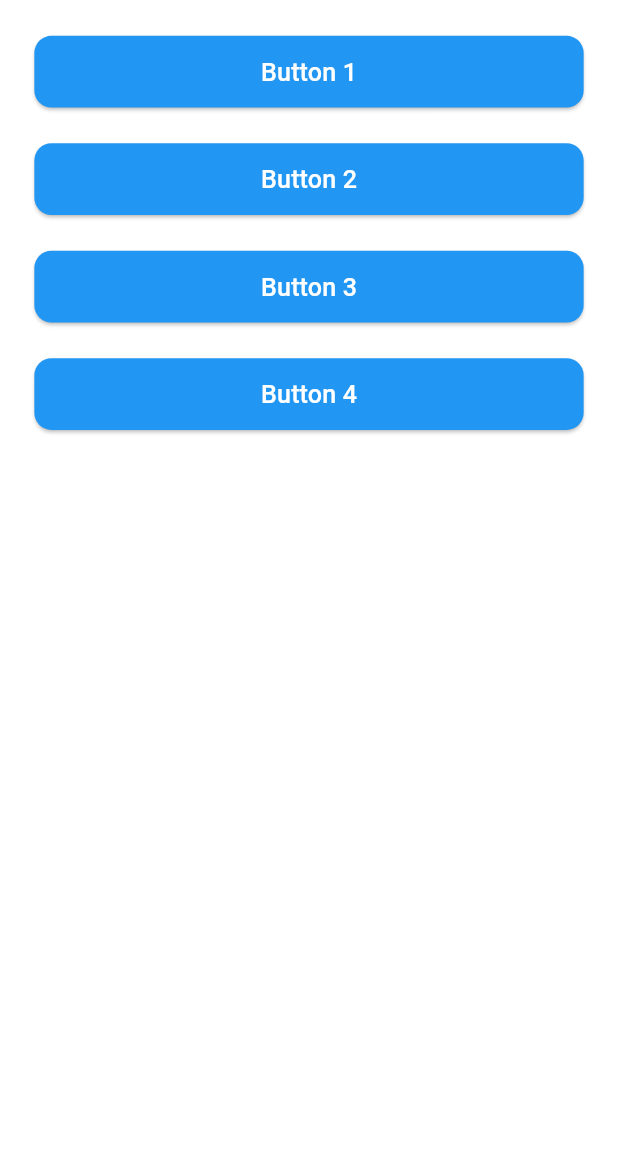
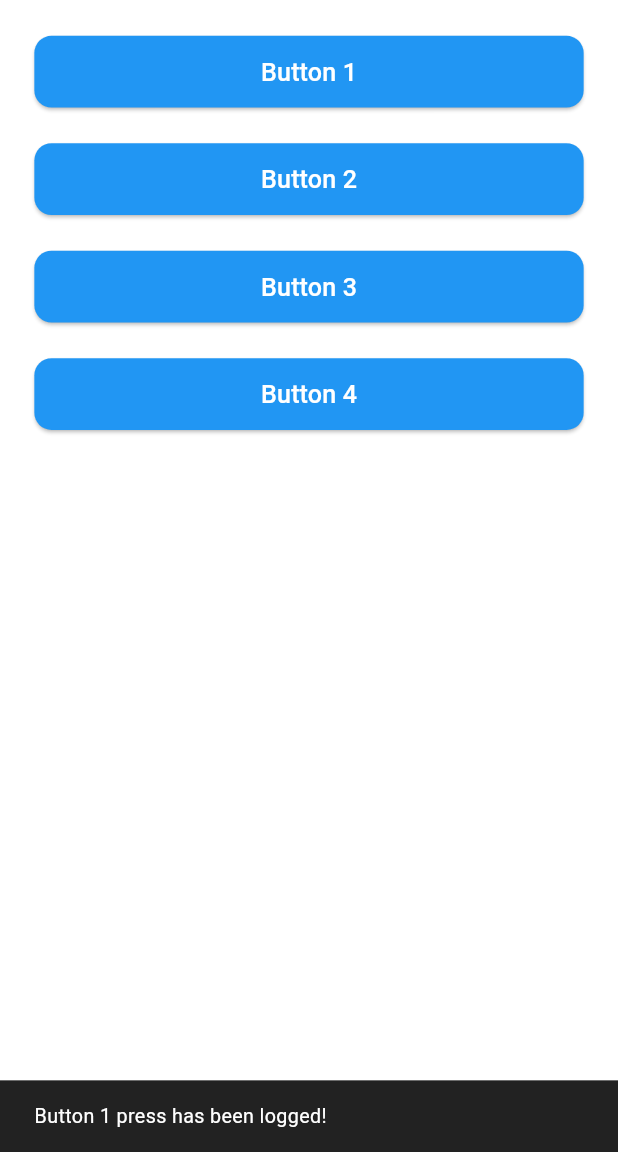
Before and after one commit to TestFluttterOrg/LoggingApp, a Flutter app: the screen it shows after launch, after a tap on an icon or button, on a phone screen of 412 x 824 dp, the part 84-1236 px from its top. Run offline on Flutter 3.47's test engine with Material 3 defaults, Android fonts, the phone set to English and light mode, and no system bars; our stand-ins replace equatable, flutter_bloc, flutter_screenutil, freezed_annotation, get_it, go_router and 1 more; accounts and stored records are empty; generated files the repository leaves out were written again.

Commit message:
Created a prompt upon saving a data.

```diff
--- a/lib/feature/presentation/log_history/log_history_screen.dart
+++ b/lib/feature/presentation/log_history/log_history_screen.dart
@@ -5,7 +5,6 @@ import 'package:intl/intl.dart';
 import 'package:logging_app/core/constants/app_constants.dart';
 import 'package:logging_app/core/di/dependency_injection.dart' as di;
 import 'package:logging_app/feature/domain/model/log_model.dart';
-import 'package:logging_app/feature/presentation/components/app_button.dart';
 import 'package:logging_app/feature/presentation/components/app_scaffold.dart';
 import 'package:logging_app/feature/presentation/log_history/bloc/log_history_bloc.dart';
 import 'package:logging_app/feature/presentation/log_history/bloc/log_history_state.dart';
--- a/lib/feature/presentation/main/bloc/main_bloc.dart
+++ b/lib/feature/presentation/main/bloc/main_bloc.dart
@@ -1,3 +1,5 @@
+import 'dart:async';
+
 import 'package:flutter_bloc/flutter_bloc.dart';
 import 'package:logging_app/feature/domain/model/log_model.dart';
 import 'package:logging_app/feature/domain/repository/app_repository.dart';
@@ -9,6 +11,8 @@ class MainBloc extends Cubit<MainState> {
   MainBloc({
     required this.appRepository,
   }) : super(MainInitialState());
+
+  Timer? _timer;
 
   void initialize() async {
     if (state is MainInitialState) {
@@ -26,6 +30,29 @@ class MainBloc extends Cubit<MainState> {
       message: "$buttonId pressed",
       createdAt: DateTime.now(),
     );
-    await appRepository.saveLog(data);
+    final result = await appRepository.saveLog(data);
+    final message = result.isSuccess
+        ? "${data.name} press has been logged!"
+        : "${data.name} press logging failed";
+    _startMessageTimer(message, 2);
+  }
+
+  void _startMessageTimer(String message, int duration) {
+    if (state is MainLoadedState) {
+      emit((state as MainLoadedState).copyWith(message: message));
+    }
+    _timer?.cancel();
+    _timer = Timer.periodic(
+      const Duration(seconds: 1),
+      (timer) {
+        final int currentDuration = duration - timer.tick;
+        if (currentDuration <= 0) {
+          if (state is MainLoadedState) {
+            emit((state as MainLoadedState).copyWith(message: ""));
+          }
+          _timer?.cancel();
+        }
+      },
+    );
   }
 }
--- a/lib/feature/presentation/main/bloc/main_state.dart
+++ b/lib/feature/presentation/main/bloc/main_state.dart
@@ -15,13 +15,25 @@ class MainLoadingState extends MainState {
 
 class MainLoadedState extends MainState {
   final List<ButtonModel> buttonList;
+  final String message;
 
   MainLoadedState({
-    required this.buttonList,
+    this.buttonList = const [],
+    this.message = "",
   });
+
+  MainLoadedState copyWith({
+    List<ButtonModel>? buttonList,
+    String? message,
+  }) =>
+      MainLoadedState(
+        buttonList: buttonList ?? this.buttonList,
+        message: message ?? this.message,
+      );
 
   @override
   List<Object?> get props => [
         buttonList,
+        message,
       ];
 }
--- a/lib/feature/presentation/main/main_screen.dart
+++ b/lib/feature/presentation/main/main_screen.dart
@@ -3,7 +3,6 @@ import 'package:flutter_bloc/flutter_bloc.dart';
 import 'package:flutter_screenutil/flutter_screenutil.dart';
 import 'package:go_router/go_router.dart';
 import 'package:logging_app/core/routes/app_routes.dart';
-import 'package:logging_app/feature/domain/model/button_model.dart';
 import 'package:logging_app/feature/presentation/components/app_button.dart';
 import 'package:logging_app/feature/presentation/components/app_scaffold.dart';
 import 'package:logging_app/feature/presentation/main/bloc/main_bloc.dart';
@@ -31,21 +30,15 @@ class MainScreen extends StatelessWidget {
           ),
         ],
       ),
-      body: Container(
-        padding: EdgeInsets.symmetric(
-          vertical: 20.h,
-          horizontal: 20.w,
-        ),
-        child: BlocBuilder<MainBloc, MainState>(
+      body: BlocBuilder<MainBloc, MainState>(
         builder: (context, state) {
           if (state is MainLoadingState) {
             return const _LoadingView();
           } else if (state is MainLoadedState) {
-              return _ButtonListView(buttonList: state.buttonList);
+            return const _ButtonListView();
           }
           return const SizedBox();
         },
-        ),
       ),
     );
   }
@@ -70,13 +63,28 @@ class _LoadingView extends StatelessWidget {
 }
 
 class _ButtonListView extends StatelessWidget {
-  final List<ButtonModel> buttonList;
-
-  const _ButtonListView({required this.buttonList});
+  const _ButtonListView();
 
   @override
   Widget build(BuildContext context) {
     final bloc = context.read<MainBloc>();
+    return Stack(
+      children: [
+        Container(
+          padding: EdgeInsets.symmetric(
+            horizontal: 20.w,
+            vertical: 20.h,
+          ),
+          child: BlocBuilder<MainBloc, MainState>(
+            buildWhen: (prev, current) {
+              if (prev is MainLoadedState && current is MainLoadedState) {
+                return prev.buttonList != current.buttonList;
+              }
+              return false;
+            },
+            builder: (context, state) {
+              if (state is MainLoadedState) {
+                final buttonList = state.buttonList;
                 return ListView.separated(
                   itemCount: buttonList.length,
                   itemBuilder: (context, i) {
@@ -93,4 +101,42 @@ class _ButtonListView extends StatelessWidget {
                   },
                 );
               }
+              return const SizedBox();
+            },
+          ),
+        ),
+        Align(
+          alignment: Alignment.bottomCenter,
+          child: BlocBuilder<MainBloc, MainState>(
+            buildWhen: (prev, current) {
+              if (prev is MainLoadedState && current is MainLoadedState) {
+                return prev.message != current.message;
               }
+              return false;
+            },
+            builder: (context, state) {
+              if (state is MainLoadedState) {
+                if (state.message.isNotEmpty) {
+                  return Container(
+                    color: Colors.black87,
+                    height: 40.h,
+                    alignment: Alignment.centerLeft,
+                    padding: EdgeInsets.symmetric(horizontal: 20.w),
+                    child: Text(
+                      state.message,
+                      style: TextStyle(
+                        color: Colors.white,
+                        fontSize: 11.h,
+                      ),
+                    ),
+                  );
+                }
+              }
+              return const SizedBox();
+            },
+          ),
+        )
+      ],
+    );
+  }
+}
```
Lines whose indentation alone changed are shown as unchanged.
